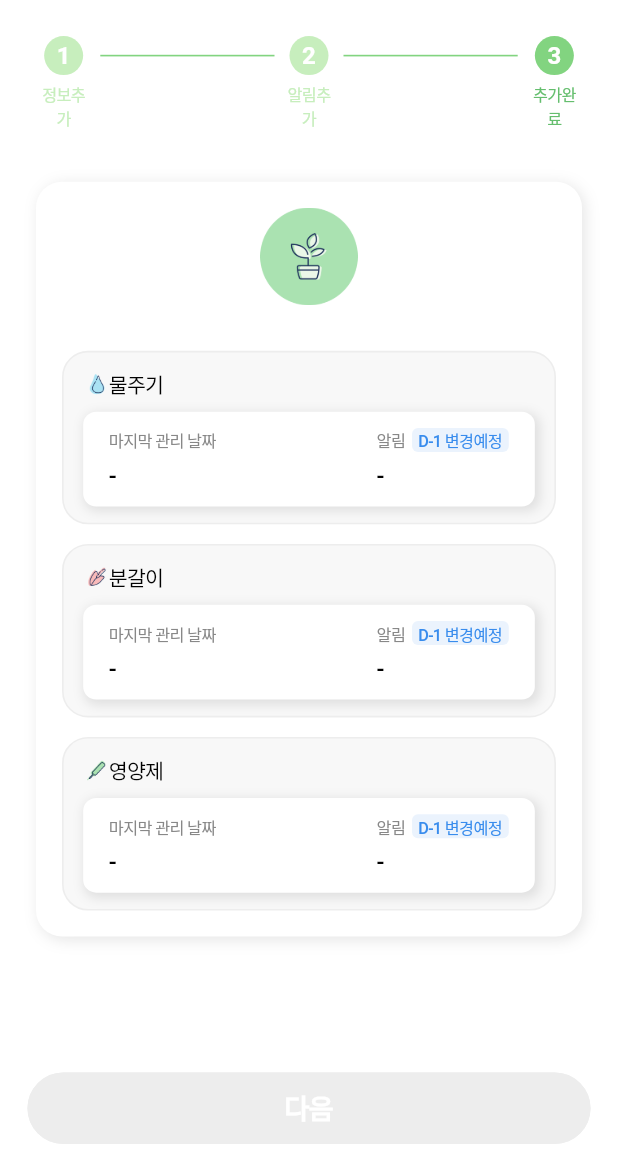
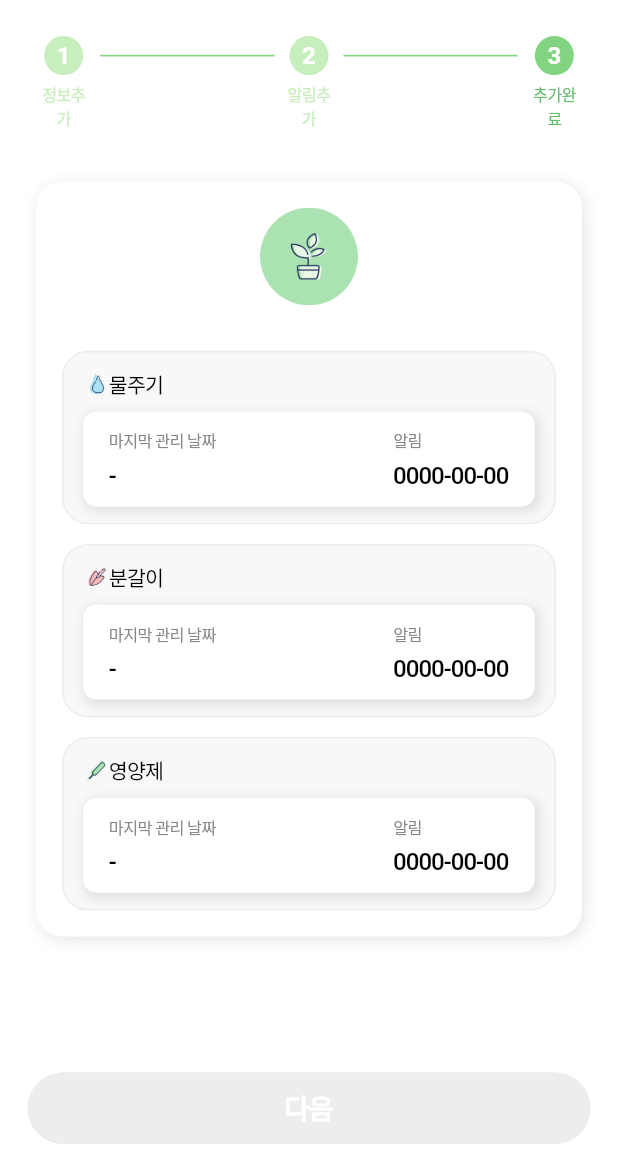
Before and after one commit to sungheeyoon/flutter-plant-plan, a Flutter app: the screen it shows after launch, swiped to page 3, on a phone screen of 412 x 824 dp, the part 68-1236 px from its top. Run offline on Flutter 3.47's test engine with Material 2 defaults, Android fonts, the phone set to English and light mode, and no system bars; our stand-ins replace cached_network_image, calendar_date_picker2, cloud_firestore, equatable, firebase_core, firebase_storage and 11 more; missing offline and left inert: kakao_flutter_sdk_user, korea_regexp, snapping_sheet; accounts and stored records are empty; Roboto replaces fonts that are missing (Pretendard).

Commit message:
Fixing AddScreenLastScreen title and repeat

```diff
--- a/lib/add/view/add_third_screen.dart
+++ b/lib/add/view/add_third_screen.dart
@@ -19,6 +19,7 @@ class AddThirdScreen extends ConsumerWidget {
   Widget build(BuildContext context, WidgetRef ref) {
     final selectedPlant = ref.watch(selectedPlantProvider);
     final selectedPhoto = ref.watch(photoProvider);
+    final plantState = ref.watch(plantInformationProvider);
     return SingleChildScrollView(
       child: Padding(
         padding: const EdgeInsets.symmetric(
@@ -105,6 +106,17 @@ class AddThirdScreen extends ConsumerWidget {
                                   ),
                             ),
                           ),
+                        ),
+                      ),
+                    if (plantState.alias != "")
+                      SizedBox(
+                        height: 4.h,
+                      ),
+                    if (plantState.alias != "")
+                      Text(
+                        plantState.alias,
+                        style: Theme.of(context).textTheme.labelLarge!.copyWith(
+                              color: grayBlack,
                             ),
                       ),
                     SizedBox(
@@ -237,6 +249,7 @@ class ImmutableAlarmBox extends ConsumerWidget {
                   ),
                   child: Row(
                     mainAxisAlignment: MainAxisAlignment.spaceBetween,
+                    crossAxisAlignment: CrossAxisAlignment.center,
                     children: [
                       Column(
                         crossAxisAlignment: CrossAxisAlignment.start,
@@ -287,31 +300,61 @@ class ImmutableAlarmBox extends ConsumerWidget {
                               // if (plantState.watering.alarm
                               //         .startDay !=
                               //     null)
-                              FittedBox(
-                                fit: BoxFit.scaleDown,
-                                child: Container(
+                              currentState.alarm.repeat == 0
+                                  ? const SizedBox.shrink()
+                                  : Container(
                                       padding: EdgeInsets.symmetric(
-                                    horizontal: 4.h,
+                                        horizontal: 2.h,
                                       ),
                                       decoration: BoxDecoration(
-                                    color: pointColor2.withOpacity(0.1),
+                                        color: pointColor1.withOpacity(
+                                          0.1,
+                                        ),
                                         borderRadius: const BorderRadius.all(
                                           Radius.circular(4),
                                         ),
                                       ),
                                       child: Center(
                                         child: Text(
-                                      'D-1 변경예정',
+                                          currentState.alarm.repeat == 1
+                                              ? '매일'
+                                              : currentState.alarm.repeat == 7
+                                                  ? '매주'
+                                                  : '${currentState.alarm.repeat}일 마다',
                                           style: Theme.of(context)
                                               .textTheme
                                               .labelSmall!
                                               .copyWith(
-                                            color: pointColor2,
+                                                color: pointColor1,
                                               ),
                                         ),
                                       ),
                                     ),
-                              ),
+                              // FittedBox(
+                              //   fit: BoxFit.scaleDown,
+                              //   child: Container(
+                              //     padding: EdgeInsets.symmetric(
+                              //       horizontal: 4.h,
+                              //     ),
+                              //     decoration: BoxDecoration(
+                              //       color: pointColor2.withOpacity(0.1),
+                              //       borderRadius: const BorderRadius.all(
+                              //         Radius.circular(4),
+                              //       ),
+                              //     ),
+                              //     child: Center(
+                              //       child: Text(
+                              //         'D-1 변경예정',
+                              //         style: Theme.of(context)
+                              //             .textTheme
+                              //             .labelSmall!
+                              //             .copyWith(
+                              //               color: pointColor2,
+                              //             ),
+                              //       ),
+                              //     ),
+                              //   ),
+                              // ),
                             ],
                           ),
                           SizedBox(
@@ -321,7 +364,7 @@ class ImmutableAlarmBox extends ConsumerWidget {
                             currentState.alarm.startDay != null
                                 ? dateFormatter(
                                     currentState.alarm.startDay as DateTime)
-                                : '-',
+                                : '0000-00-00',
                             style: Theme.of(context)
                                 .textTheme
                                 .bodyMedium!
```
Lines whose indentation alone changed are shown as unchanged.
